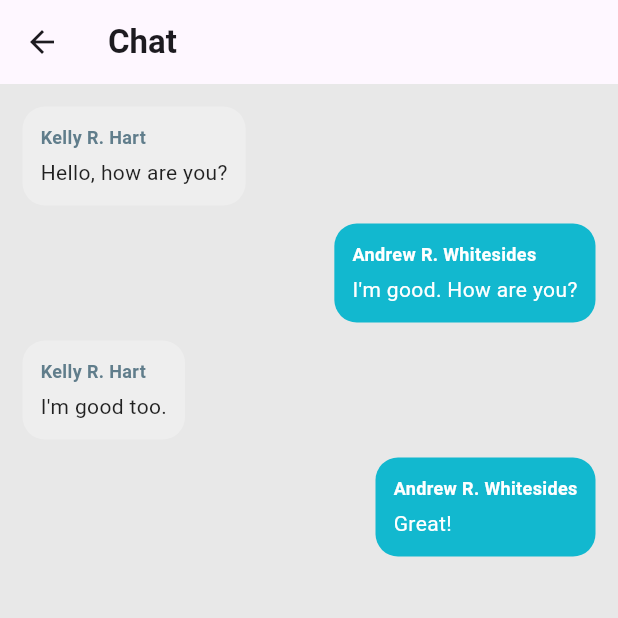
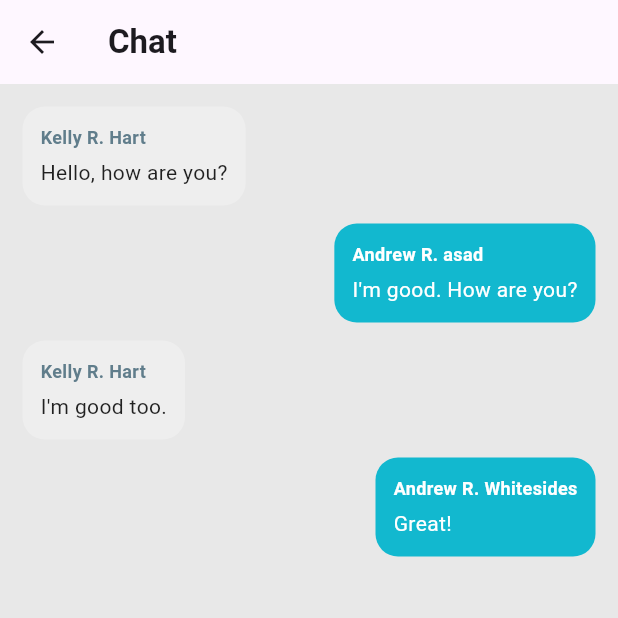
Before and after one commit to SaudMasood/E_commerce_App_week2_internship, a Flutter app: the HomeScreen screen opened directly, on a phone screen of 412 x 824 dp, the top half of it. Run offline on Flutter 3.47's test engine with Material 3 defaults, Android fonts, the phone set to English and light mode, and no system bars; our stand-ins replace font_awesome_flutter.

Commit message:
home
asas

```diff
--- a/lib/screens/home_screen.dart
+++ b/lib/screens/home_screen.dart
@@ -20,7 +20,7 @@ class _HomeScreenState extends State<HomeScreen> {
       "isMe": false,
     },
     {
-      "name": "Andrew R. Whitesides",
+      "name": "Andrew R. asad",
       "message": "I'm good. How are you?",
       "isMe": true,
     },
```
